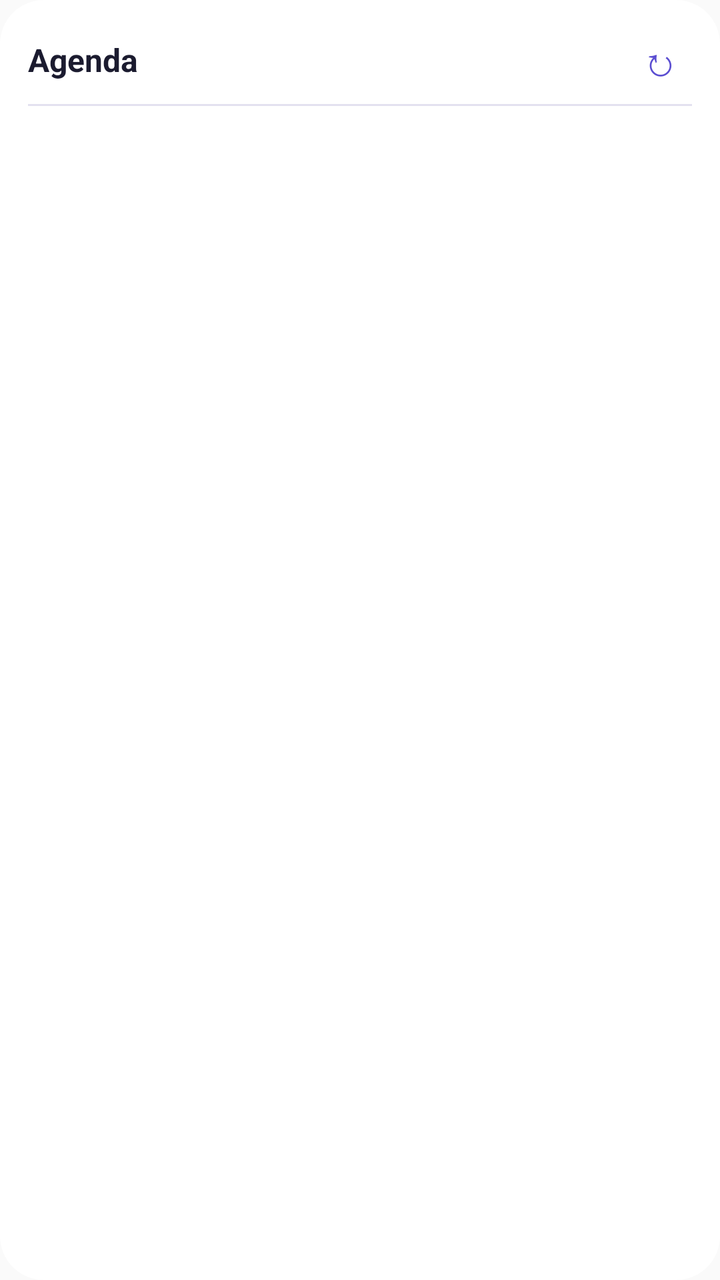
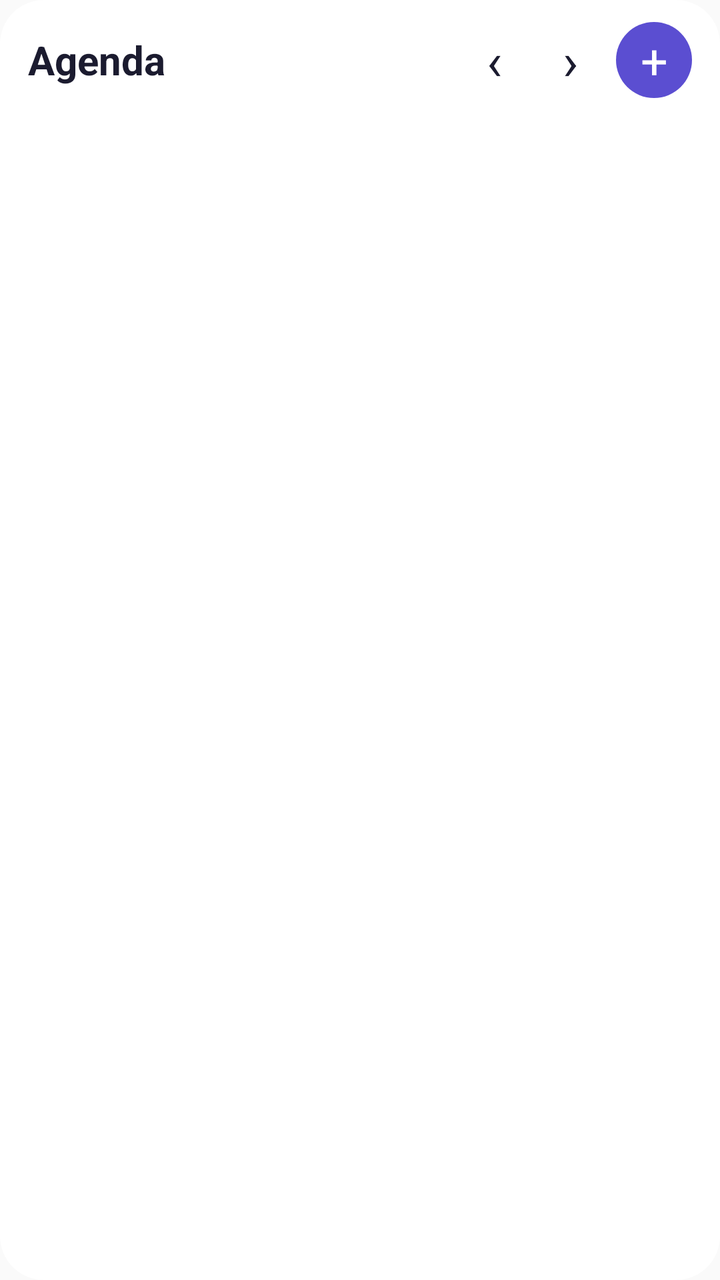

Two renders of the same Android screen: before a commit and after it. Below are the layout's source before the change and the commit's diff.
<!-- AndroidManifest.xml: application theme android:Theme.Material.Light.NoActionBar -->
<!-- res/layout/widget_agenda.xml -->
<?xml version="1.0" encoding="utf-8"?>
<LinearLayout xmlns:android="http://schemas.android.com/apk/res/android"
    android:id="@+id/aroot"
    android:layout_width="match_parent" android:layout_height="match_parent"
    android:orientation="vertical" android:background="@drawable/widget_bg"
    android:padding="14dp">

    <LinearLayout android:layout_width="match_parent" android:layout_height="wrap_content"
        android:orientation="horizontal" android:gravity="center_vertical" android:paddingBottom="6dp">
        <TextView android:id="@+id/atitle" android:layout_width="0dp" android:layout_weight="1" android:layout_height="wrap_content"
            android:text="Agenda" android:textSize="16sp" android:textStyle="bold" android:textColor="@color/widget_text" />
        <TextView android:id="@+id/arefresh" android:layout_width="32dp" android:layout_height="32dp"
            android:gravity="center" android:text="↻" android:textSize="20sp" android:textColor="@color/widget_accent" />
    </LinearLayout>
    <LinearLayout android:layout_width="match_parent" android:layout_height="1dp" android:background="@color/widget_line" />

    <LinearLayout android:id="@+id/ar0" android:layout_width="match_parent" android:layout_height="wrap_content"
        android:orientation="horizontal" android:paddingTop="5dp" android:paddingBottom="5dp" android:gravity="center_vertical" android:visibility="gone">
        <TextView android:id="@+id/ad0" android:layout_width="62dp" android:layout_height="wrap_content"
            android:textSize="12sp" android:textStyle="bold" android:textColor="@color/widget_accent" />
        <TextView android:id="@+id/at0" android:layout_width="0dp" android:layout_weight="1" android:layout_height="wrap_content"
            android:textSize="14sp" android:textColor="@color/widget_text" android:maxLines="2" android:ellipsize="end" />
    </LinearLayout>
    <LinearLayout android:id="@+id/ar1" android:layout_width="match_parent" android:layout_height="wrap_content"
        android:orientation="horizontal" android:paddingTop="5dp" android:paddingBottom="5dp" android:gravity="center_vertical" android:visibility="gone">
        <TextView android:id="@+id/ad1" android:layout_width="62dp" android:layout_height="wrap_content"
            android:textSize="12sp" android:textStyle="bold" android:textColor="@color/widget_accent" />
        <TextView android:id="@+id/at1" android:layout_width="0dp" android:layout_weight="1" android:layout_height="wrap_content"
            android:textSize="14sp" android:textColor="@color/widget_text" android:maxLines="2" android:ellipsize="end" />
    </LinearLayout>
    <LinearLayout android:id="@+id/ar2" android:layout_width="match_parent" android:layout_height="wrap_content"
        android:orientation="horizontal" android:paddingTop="5dp" android:paddingBottom="5dp" android:gravity="center_vertical" android:visibility="gone">
        <TextView android:id="@+id/ad2" android:layout_width="62dp" android:layout_height="wrap_content"
            android:textSize="12sp" android:textStyle="bold" android:textColor="@color/widget_accent" />
        <TextView android:id="@+id/at2" android:layout_width="0dp" android:layout_weight="1" android:layout_height="wrap_content"
            android:textSize="14sp" android:textColor="@color/widget_text" android:maxLines="2" android:ellipsize="end" />
    </LinearLayout>
    <LinearLayout android:id="@+id/ar3" android:layout_width="match_parent" android:layout_height="wrap_content"
        android:orientation="horizontal" android:paddingTop="5dp" android:paddingBottom="5dp" android:gravity="center_vertical" android:visibility="gone">
        <TextView android:id="@+id/ad3" android:layout_width="62dp" android:layout_height="wrap_content"
            android:textSize="12sp" android:textStyle="bold" android:textColor="@color/widget_accent" />
        <TextView android:id="@+id/at3" android:layout_width="0dp" android:layout_weight="1" android:layout_height="wrap_content"
            android:textSize="14sp" android:textColor="@color/widget_text" android:maxLines="2" android:ellipsize="end" />
    </LinearLayout>
    <LinearLayout android:id="@+id/ar4" android:layout_width="match_parent" android:layout_height="wrap_content"
        android:orientation="horizontal" android:paddingTop="5dp" android:paddingBottom="5dp" android:gravity="center_vertical" android:visibility="gone">
        <TextView android:id="@+id/ad4" android:layout_width="62dp" android:layout_height="wrap_content"
            android:textSize="12sp" android:textStyle="bold" android:textColor="@color/widget_accent" />
        <TextView android:id="@+id/at4" android:layout_width="0dp" android:layout_weight="1" android:layout_height="wrap_content"
            android:textSize="14sp" android:textColor="@color/widget_text" android:maxLines="2" android:ellipsize="end" />
    </LinearLayout>
    <LinearLayout android:id="@+id/ar5" android:layout_width="match_parent" android:layout_height="wrap_content"
        android:orientation="horizontal" android:paddingTop="5dp" android:paddingBottom="5dp" android:gravity="center_vertical" android:visibility="gone">
        <TextView android:id="@+id/ad5" android:layout_width="62dp" android:layout_height="wrap_content"
            android:textSize="12sp" android:textStyle="bold" android:textColor="@color/widget_accent" />
        <TextView android:id="@+id/at5" android:layout_width="0dp" android:layout_weight="1" android:layout_height="wrap_content"
            android:textSize="14sp" android:textColor="@color/widget_text" android:maxLines="2" android:ellipsize="end" />
    </LinearLayout>
    <TextView android:id="@+id/aempty" android:layout_width="match_parent" android:layout_height="wrap_content"
        android:paddingTop="10dp" android:textSize="13sp" android:textColor="@color/widget_text2" android:visibility="gone" />
    <TextView android:id="@+id/afoot" android:layout_width="match_parent" android:layout_height="wrap_content"
        android:paddingTop="6dp" android:textSize="10sp" android:textColor="@color/widget_text2" />
</LinearLayout>
<!-- resources referenced by this layout -->
<resources>
  <color name="widget_accent">#5B4ED1</color>
  <color name="widget_line">#E3E1F0</color>
  <color name="widget_text">#1B1B2F</color>
  <color name="widget_text2">#5A5873</color>
  <!-- drawable widget_bg (drawable) -->
  <?xml version="1.0" encoding="utf-8"?>
  <shape xmlns:android="http://schemas.android.com/apk/res/android" android:shape="rectangle">
      <solid android:color="@color/widget_bg" />
      <corners android:radius="22dp" />
  </shape>
  <color name="widget_bg">#FFFFFF</color>
</resources>

<!-- the commit's change to res/layout/widget_agenda.xml (unified diff, before → after) -->
@@ -3,61 +3,24 @@
     android:id="@+id/aroot"
     android:layout_width="match_parent" android:layout_height="match_parent"
     android:orientation="vertical" android:background="@drawable/widget_bg"
-    android:padding="14dp">
+    android:paddingLeft="14dp" android:paddingRight="14dp" android:paddingTop="8dp" android:paddingBottom="10dp">
 
-    <LinearLayout android:layout_width="match_parent" android:layout_height="wrap_content"
-        android:orientation="horizontal" android:gravity="center_vertical" android:paddingBottom="6dp">
+    <LinearLayout android:layout_width="match_parent" android:layout_height="44dp"
+        android:orientation="horizontal" android:gravity="center_vertical">
         <TextView android:id="@+id/atitle" android:layout_width="0dp" android:layout_weight="1" android:layout_height="wrap_content"
-            android:text="Agenda" android:textSize="16sp" android:textStyle="bold" android:textColor="@color/widget_text" />
-        <TextView android:id="@+id/arefresh" android:layout_width="32dp" android:layout_height="32dp"
-            android:gravity="center" android:text="↻" android:textSize="20sp" android:textColor="@color/widget_accent" />
+            android:text="Agenda" android:textSize="20sp" android:textStyle="bold" android:textColor="@color/widget_text" />
+        <TextView android:id="@+id/aprev" android:layout_width="38dp" android:layout_height="38dp"
+            android:gravity="center" android:text="‹" android:textSize="26sp" android:textColor="@color/widget_text" />
+        <TextView android:id="@+id/anext" android:layout_width="38dp" android:layout_height="38dp"
+            android:gravity="center" android:text="›" android:textSize="26sp" android:textColor="@color/widget_text" />
+        <TextView android:id="@+id/aplus" android:layout_width="38dp" android:layout_height="38dp"
+            android:layout_marginLeft="4dp" android:background="@drawable/btn_plus_bg"
+            android:gravity="center" android:text="+" android:textSize="24sp" android:textColor="#FFFFFF" />
     </LinearLayout>
-    <LinearLayout android:layout_width="match_parent" android:layout_height="1dp" android:background="@color/widget_line" />
 
-    <LinearLayout android:id="@+id/ar0" android:layout_width="match_parent" android:layout_height="wrap_content"
-        android:orientation="horizontal" android:paddingTop="5dp" android:paddingBottom="5dp" android:gravity="center_vertical" android:visibility="gone">
-        <TextView android:id="@+id/ad0" android:layout_width="62dp" android:layout_height="wrap_content"
-            android:textSize="12sp" android:textStyle="bold" android:textColor="@color/widget_accent" />
-        <TextView android:id="@+id/at0" android:layout_width="0dp" android:layout_weight="1" android:layout_height="wrap_content"
-            android:textSize="14sp" android:textColor="@color/widget_text" android:maxLines="2" android:ellipsize="end" />
-    </LinearLayout>
-    <LinearLayout android:id="@+id/ar1" android:layout_width="match_parent" android:layout_height="wrap_content"
-        android:orientation="horizontal" android:paddingTop="5dp" android:paddingBottom="5dp" android:gravity="center_vertical" android:visibility="gone">
-        <TextView android:id="@+id/ad1" android:layout_width="62dp" android:layout_height="wrap_content"
-            android:textSize="12sp" android:textStyle="bold" android:textColor="@color/widget_accent" />
-        <TextView android:id="@+id/at1" android:layout_width="0dp" android:layout_weight="1" android:layout_height="wrap_content"
-            android:textSize="14sp" android:textColor="@color/widget_text" android:maxLines="2" android:ellipsize="end" />
-    </LinearLayout>
-    <LinearLayout android:id="@+id/ar2" android:layout_width="match_parent" android:layout_height="wrap_content"
-        android:orientation="horizontal" android:paddingTop="5dp" android:paddingBottom="5dp" android:gravity="center_vertical" android:visibility="gone">
-        <TextView android:id="@+id/ad2" android:layout_width="62dp" android:layout_height="wrap_content"
-            android:textSize="12sp" android:textStyle="bold" android:textColor="@color/widget_accent" />
-        <TextView android:id="@+id/at2" android:layout_width="0dp" android:layout_weight="1" android:layout_height="wrap_content"
-            android:textSize="14sp" android:textColor="@color/widget_text" android:maxLines="2" android:ellipsize="end" />
-    </LinearLayout>
-    <LinearLayout android:id="@+id/ar3" android:layout_width="match_parent" android:layout_height="wrap_content"
-        android:orientation="horizontal" android:paddingTop="5dp" android:paddingBottom="5dp" android:gravity="center_vertical" android:visibility="gone">
-        <TextView android:id="@+id/ad3" android:layout_width="62dp" android:layout_height="wrap_content"
-            android:textSize="12sp" android:textStyle="bold" android:textColor="@color/widget_accent" />
-        <TextView android:id="@+id/at3" android:layout_width="0dp" android:layout_weight="1" android:layout_height="wrap_content"
-            android:textSize="14sp" android:textColor="@color/widget_text" android:maxLines="2" android:ellipsize="end" />
-    </LinearLayout>
-    <LinearLayout android:id="@+id/ar4" android:layout_width="match_parent" android:layout_height="wrap_content"
-        android:orientation="horizontal" android:paddingTop="5dp" android:paddingBottom="5dp" android:gravity="center_vertical" android:visibility="gone">
-        <TextView android:id="@+id/ad4" android:layout_width="62dp" android:layout_height="wrap_content"
-            android:textSize="12sp" android:textStyle="bold" android:textColor="@color/widget_accent" />
-        <TextView android:id="@+id/at4" android:layout_width="0dp" android:layout_weight="1" android:layout_height="wrap_content"
-            android:textSize="14sp" android:textColor="@color/widget_text" android:maxLines="2" android:ellipsize="end" />
-    </LinearLayout>
-    <LinearLayout android:id="@+id/ar5" android:layout_width="match_parent" android:layout_height="wrap_content"
-        android:orientation="horizontal" android:paddingTop="5dp" android:paddingBottom="5dp" android:gravity="center_vertical" android:visibility="gone">
-        <TextView android:id="@+id/ad5" android:layout_width="62dp" android:layout_height="wrap_content"
-            android:textSize="12sp" android:textStyle="bold" android:textColor="@color/widget_accent" />
-        <TextView android:id="@+id/at5" android:layout_width="0dp" android:layout_weight="1" android:layout_height="wrap_content"
-            android:textSize="14sp" android:textColor="@color/widget_text" android:maxLines="2" android:ellipsize="end" />
-    </LinearLayout>
-    <TextView android:id="@+id/aempty" android:layout_width="match_parent" android:layout_height="wrap_content"
-        android:paddingTop="10dp" android:textSize="13sp" android:textColor="@color/widget_text2" android:visibility="gone" />
+    <ImageView android:id="@+id/acal" android:layout_width="match_parent" android:layout_height="0dp"
+        android:layout_weight="1" android:scaleType="fitXY" />
+
     <TextView android:id="@+id/afoot" android:layout_width="match_parent" android:layout_height="wrap_content"
-        android:paddingTop="6dp" android:textSize="10sp" android:textColor="@color/widget_text2" />
+        android:paddingTop="3dp" android:textSize="9sp" android:textColor="@color/widget_text2" />
 </LinearLayout>
<!-- resource entries referenced after the edit -->
@@ -1,9 +1,12 @@
 <!-- resources referenced by this layout -->
 <resources>
-  <color name="widget_accent">#5B4ED1</color>
-  <color name="widget_line">#E3E1F0</color>
   <color name="widget_text">#1B1B2F</color>
   <color name="widget_text2">#5A5873</color>
+  <!-- drawable btn_plus_bg (drawable) -->
+  <?xml version="1.0" encoding="utf-8"?>
+  <shape xmlns:android="http://schemas.android.com/apk/res/android" android:shape="oval">
+      <solid android:color="#5B4ED1" />
+  </shape>
   <!-- drawable widget_bg (drawable) -->
   <?xml version="1.0" encoding="utf-8"?>
   <shape xmlns:android="http://schemas.android.com/apk/res/android" android:shape="rectangle">
